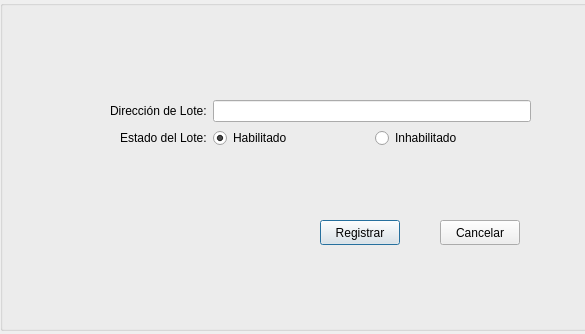
The window that PAF_GUI/PAF_GRAFICA/gui/registrarlotegui.ui (JMOrbegoso/USS-2021-II-PP) describes before a commit, drawn with Qt 5.
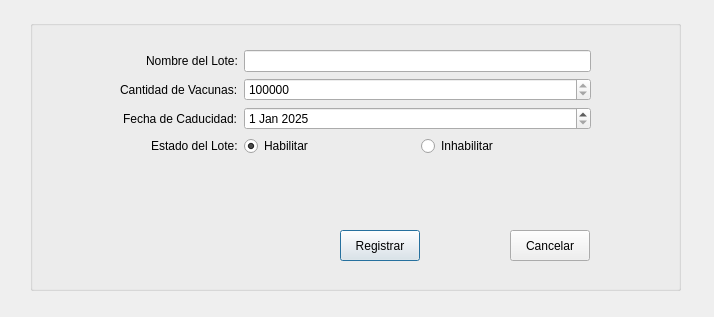
The same window after the commit.

Commit message: ui de registrar lote

The edit to the form file:
```diff
--- a/PAF_GUI/PAF_GRAFICA/gui/registrarlotegui.ui
+++ b/PAF_GUI/PAF_GRAFICA/gui/registrarlotegui.ui
@@ -6,8 +6,8 @@
    <rect>
     <x>0</x>
     <y>0</y>
-    <width>585</width>
-    <height>334</height>
+    <width>714</width>
+    <height>317</height>
    </rect>
   </property>
   <property name="windowTitle">
@@ -16,10 +16,10 @@
   <widget class="QGroupBox" name="groupBox">
    <property name="geometry">
     <rect>
-     <x>0</x>
-     <y>0</y>
+     <x>30</x>
+     <y>20</y>
      <width>651</width>
-     <height>331</height>
+     <height>271</height>
     </rect>
    </property>
    <property name="title">
@@ -28,10 +28,10 @@
    <widget class="QWidget" name="formLayoutWidget_2">
     <property name="geometry">
      <rect>
-      <x>110</x>
-      <y>100</y>
-      <width>421</width>
-      <height>101</height>
+      <x>90</x>
+      <y>30</y>
+      <width>471</width>
+      <height>138</height>
      </rect>
     </property>
     <layout class="QFormLayout" name="formLayout_2">
@@ -41,26 +41,87 @@
      <item row="0" column="0">
       <widget class="QLabel" name="direccionLabel">
        <property name="text">
-        <string>Dirección de Lote:</string>
+        <string>Nombre del Lote:</string>
        </property>
       </widget>
      </item>
      <item row="0" column="1">
-      <widget class="QLineEdit" name="direccionLineEdit"/>
+      <layout class="QHBoxLayout" name="horizontalLayout_2">
+       <item>
+        <widget class="QLineEdit" name="nombreLoteTxt"/>
+       </item>
+      </layout>
      </item>
      <item row="1" column="0">
       <widget class="QLabel" name="estadoLabel">
        <property name="text">
-        <string>Estado del Lote:</string>
+        <string>Cantidad de Vacunas:</string>
        </property>
       </widget>
      </item>
      <item row="1" column="1">
-      <layout class="QHBoxLayout" name="horizontalLayout_2">
+      <widget class="QSpinBox" name="cantidadVacunaSb">
+       <property name="minimum">
+        <number>100000</number>
+       </property>
+       <property name="maximum">
+        <number>1000000</number>
+       </property>
+       <property name="singleStep">
+        <number>1000</number>
+       </property>
+      </widget>
+     </item>
+     <item row="2" column="0">
+      <widget class="QLabel" name="label_3">
+       <property name="text">
+        <string>Fecha de Caducidad:</string>
+       </property>
+      </widget>
+     </item>
+     <item row="3" column="0">
+      <widget class="QLabel" name="label_4">
+       <property name="text">
+        <string>Estado del Lote:</string>
+       </property>
+      </widget>
+     </item>
+     <item row="2" column="1">
+      <widget class="QDateEdit" name="fechaCaducidadDe">
+       <property name="dateTime">
+        <datetime>
+         <hour>0</hour>
+         <minute>0</minute>
+         <second>0</second>
+         <year>2025</year>
+         <month>1</month>
+         <day>1</day>
+        </datetime>
+       </property>
+       <property name="minimumDate">
+        <date>
+         <year>1752</year>
+         <month>9</month>
+         <day>15</day>
+        </date>
+       </property>
+      </widget>
+     </item>
+     <item row="3" column="1">
+      <layout class="QHBoxLayout" name="horizontalLayout">
        <item>
-        <widget class="QRadioButton" name="habilitadoRadioButton">
+        <widget class="QRadioButton" name="habilitarLoteRb">
+         <property name="tabletTracking">
+          <bool>false</bool>
+         </property>
+         <property name="acceptDrops">
+          <bool>false</bool>
+         </property>
+         <property name="autoFillBackground">
+          <bool>false</bool>
+         </property>
          <property name="text">
-          <string>Habilitado</string>
+          <string>Habilitar</string>
          </property>
          <property name="checked">
           <bool>true</bool>
@@ -68,9 +129,9 @@
         </widget>
        </item>
        <item>
-        <widget class="QRadioButton" name="inhabilitadoRadioButton">
+        <widget class="QRadioButton" name="inhabilitarLoteRb">
          <property name="text">
-          <string>Inhabilitado</string>
+          <string>Inhabilitar</string>
          </property>
         </widget>
        </item>
@@ -81,10 +142,10 @@
    <widget class="QPushButton" name="registrarButton">
     <property name="geometry">
      <rect>
-      <x>320</x>
-      <y>220</y>
+      <x>310</x>
+      <y>210</y>
       <width>80</width>
-      <height>25</height>
+      <height>31</height>
      </rect>
     </property>
     <property name="text">
@@ -94,10 +155,10 @@
    <widget class="QPushButton" name="cancelarButton">
     <property name="geometry">
      <rect>
-      <x>440</x>
-      <y>220</y>
+      <x>480</x>
+      <y>210</y>
       <width>80</width>
-      <height>25</height>
+      <height>31</height>
      </rect>
     </property>
     <property name="text">
```
Left out of the diff: 6 changed lines with no effect on the pictures. The commit also changes 3 other files.
